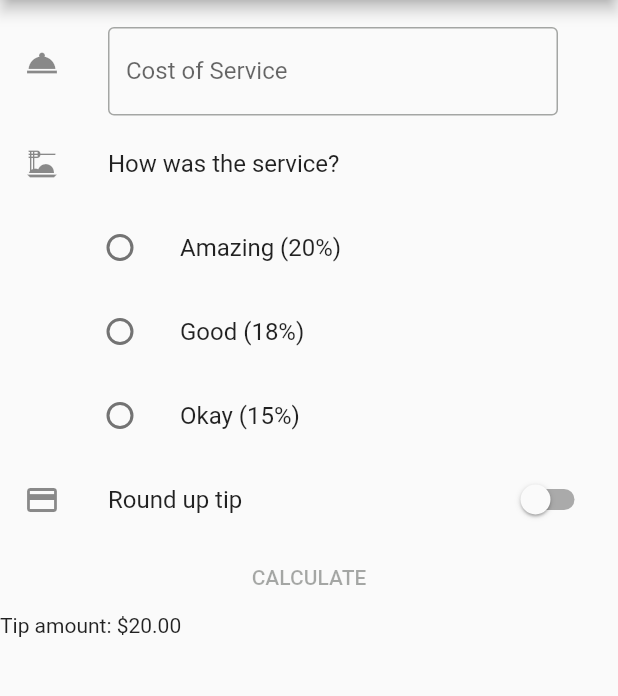
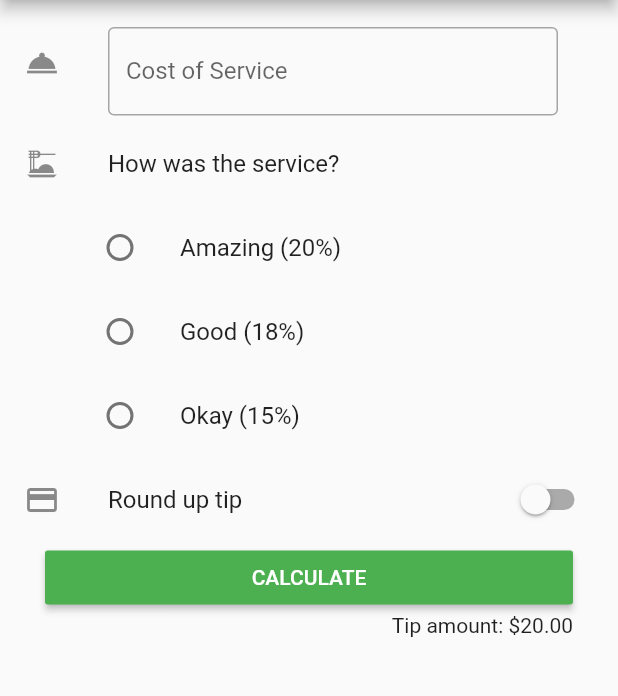
Before and after one commit to Sofia-VA/PAM, a Flutter app: the screen it shows after launch, on a phone screen of 412 x 824 dp, the part 84-780 px from its top. Run offline on Flutter 3.47's test engine with Material 2 defaults, Android fonts, the phone set to English and light mode, and no system bars.

Commit message:
Alineación y formato: botón calcular + resultado

```diff
--- a/tarea2_tips/lib/home_page.dart
+++ b/tarea2_tips/lib/home_page.dart
@@ -58,11 +58,24 @@ class _HomePageState extends State<HomePage> {
                   setState(() {});
                 }),
           ),
-          MaterialButton(
-            child: Text("CALCULATE"),
-            onPressed: null,
+          Container(
+            margin: const EdgeInsets.fromLTRB(30, 0, 30, 0),
+            child: Column(
+              crossAxisAlignment: CrossAxisAlignment.stretch,
+              children: [
+                MaterialButton(
+                  child: Text("CALCULATE"),
+                  onPressed: () {},
+                  color: Colors.green,
+                  textColor: Colors.white,
+                ),
+                Text(
+                  "Tip amount: \$20.00",
+                  textAlign: TextAlign.right,
+                ),
+              ],
+            ),
           ),
-          Text("Tip amount: \$20.00"),
         ],
       ),
     );
```
